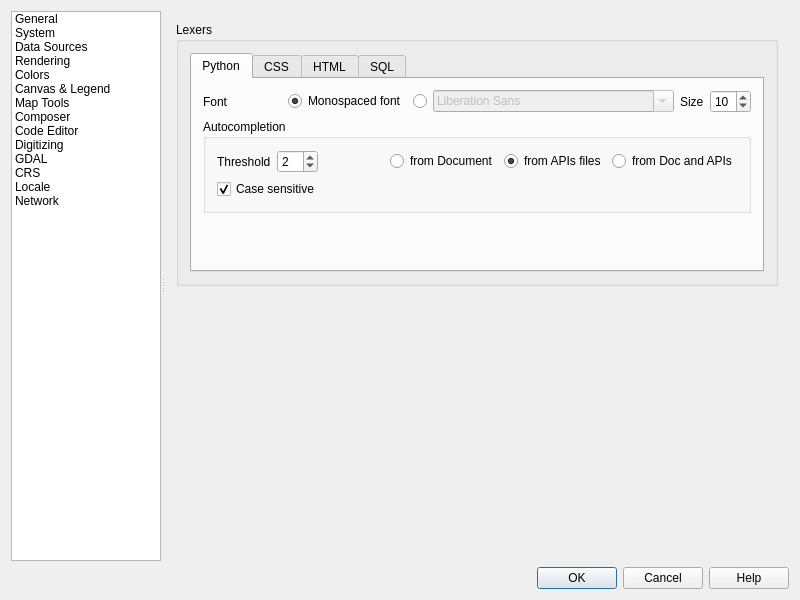
This is src/ui/qgsoptionsbase.ui in slarosa/QGIS as Qt 5 draws it before an edit. The edited form follows.
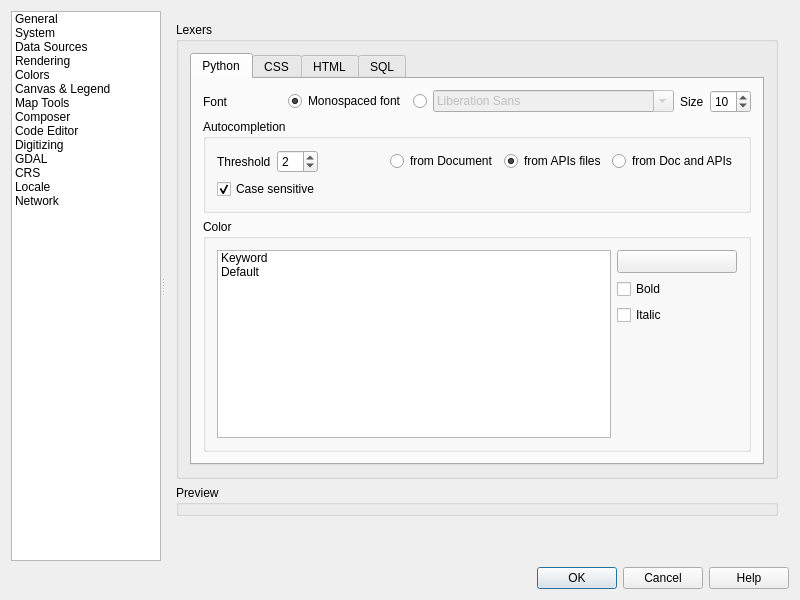
This is the edited form. The open tabs and pages were chosen to show the change. Icons and pictures are not drawn. Custom widgets are drawn as their Qt base class.

Commit message: [codeeditor] add more options and add code editor preview: it does not work properly yet

The edit to the form file:
```diff
--- a/src/ui/qgsoptionsbase.ui
+++ b/src/ui/qgsoptionsbase.ui
@@ -3585,17 +3585,87 @@
                        </widget>
                       </item>
                       <item row="2" column="0">
-                       <spacer name="verticalSpacer_14">
-                        <property name="orientation">
-                         <enum>Qt::Vertical</enum>
+                       <widget class="QgsCollapsibleGroupBox" name="groupBox_26">
+                        <property name="title">
+                         <string>Color</string>
                         </property>
-                        <property name="sizeHint" stdset="0">
-                         <size>
-                          <width>20</width>
-                          <height>40</height>
-                         </size>
-                        </property>
-                       </spacer>
+                        <layout class="QGridLayout" name="gridLayout_27">
+                         <item row="0" column="0">
+                          <widget class="QListWidget" name="mListWidgetCodeEditorColor">
+                           <item>
+                            <property name="text">
+                             <string>Keyword</string>
+                            </property>
+                           </item>
+                           <item>
+                            <property name="text">
+                             <string>Default</string>
+                            </property>
+                           </item>
+                          </widget>
+                         </item>
+                         <item row="0" column="1">
+                          <widget class="QFrame" name="mLayoutColor">
+                           <property name="frameShape">
+                            <enum>QFrame::NoFrame</enum>
+                           </property>
+                           <property name="frameShadow">
+                            <enum>QFrame::Raised</enum>
+                           </property>
+                           <layout class="QGridLayout" name="gridLayout_20">
+                            <property name="margin">
+                             <number>0</number>
+                            </property>
+                            <item row="0" column="0">
+                             <layout class="QVBoxLayout" name="verticalLayout_41">
+                              <item>
+                               <widget class="QgsColorButtonV2" name="mColorCodeEditorPy">
+                                <property name="minimumSize">
+                                 <size>
+                                  <width>120</width>
+                                  <height>0</height>
+                                 </size>
+                                </property>
+                                <property name="text">
+                                 <string/>
+                                </property>
+                               </widget>
+                              </item>
+                              <item>
+                               <widget class="QCheckBox" name="mCheckBoxBoldCodeEditor">
+                                <property name="text">
+                                 <string>Bold</string>
+                                </property>
+                               </widget>
+                              </item>
+                              <item>
+                               <widget class="QCheckBox" name="mCheckBoxItalicCodeEditor">
+                                <property name="text">
+                                 <string>Italic</string>
+                                </property>
+                               </widget>
+                              </item>
+                              <item>
+                               <spacer name="verticalSpacer_14">
+                                <property name="orientation">
+                                 <enum>Qt::Vertical</enum>
+                                </property>
+                                <property name="sizeHint" stdset="0">
+                                 <size>
+                                  <width>20</width>
+                                  <height>40</height>
+                                 </size>
+                                </property>
+                               </spacer>
+                              </item>
+                             </layout>
+                            </item>
+                           </layout>
+                           <zorder></zorder>
+                          </widget>
+                         </item>
+                        </layout>
+                       </widget>
                       </item>
                      </layout>
                     </widget>
@@ -3826,6 +3896,21 @@
                  </layout>
                 </widget>
                </item>
+               <item>
+                <widget class="QGroupBox" name="groupBox_27">
+                 <property name="title">
+                  <string>Preview</string>
+                 </property>
+                 <layout class="QGridLayout" name="mLayoutCodeEditorPreview">
+                  <property name="margin">
+                   <number>0</number>
+                  </property>
+                  <item row="0" column="0">
+                   <widget class="QWidget" name="mCodeEditorPreview" native="true"/>
+                  </item>
+                 </layout>
+                </widget>
+               </item>
                <item>
                 <spacer name="verticalSpacer_12">
                  <property name="orientation">
```
Left out of the diff: 32 changed lines with no effect on the pictures. The commit also changes 2 other files.
